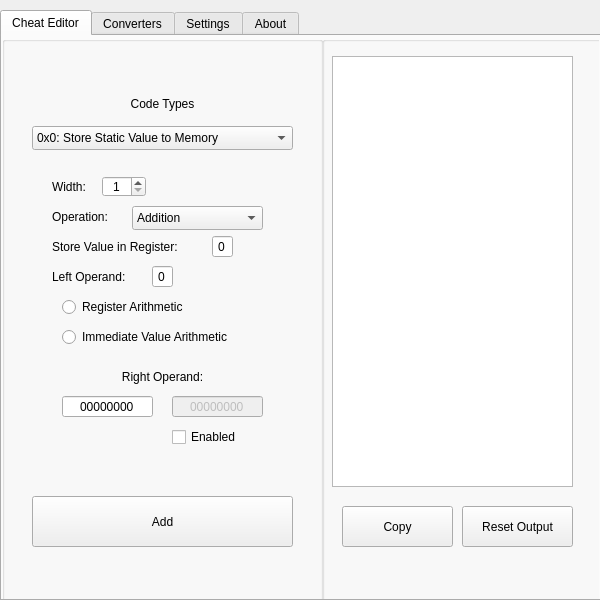
First picture: the form in AMScheat/layout/layout.ui, repository MCMi460/AMSCheatTool, before the edit.
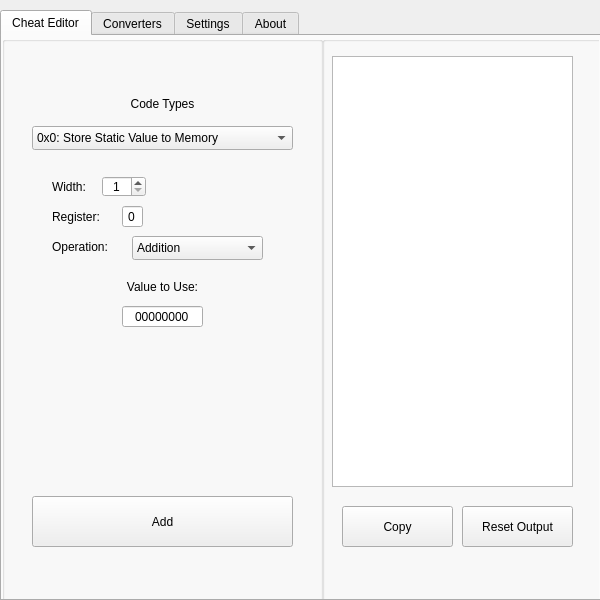
Second picture: the form after the edit.

```diff
--- a/AMScheat/layout/layout.ui
+++ b/AMScheat/layout/layout.ui
@@ -152,7 +152,7 @@
        </rect>
       </property>
       <property name="currentIndex">
-       <number>8</number>
+       <number>7</number>
       </property>
       <widget class="QWidget" name="page">
        <widget class="QLabel" name="label_2">
@@ -1198,6 +1198,158 @@
         </property>
        </widget>
       </widget>
+      <widget class="QWidget" name="page_19">
+       <widget class="QLineEdit" name="lineEdit_42">
+        <property name="geometry">
+         <rect>
+          <x>90</x>
+          <y>50</y>
+          <width>21</width>
+          <height>21</height>
+         </rect>
+        </property>
+        <property name="text">
+         <string>0</string>
+        </property>
+        <property name="maxLength">
+         <number>1</number>
+        </property>
+        <property name="alignment">
+         <set>Qt::AlignCenter</set>
+        </property>
+       </widget>
+       <widget class="QComboBox" name="comboBox_7">
+        <property name="geometry">
+         <rect>
+          <x>100</x>
+          <y>80</y>
+          <width>131</width>
+          <height>24</height>
+         </rect>
+        </property>
+        <item>
+         <property name="text">
+          <string>Addition</string>
+         </property>
+        </item>
+        <item>
+         <property name="text">
+          <string>Subtraction</string>
+         </property>
+        </item>
+        <item>
+         <property name="text">
+          <string>Multiplication</string>
+         </property>
+        </item>
+        <item>
+         <property name="text">
+          <string>Left Shift</string>
+         </property>
+        </item>
+        <item>
+         <property name="text">
+          <string>Right Shift</string>
+         </property>
+        </item>
+       </widget>
+       <widget class="QLabel" name="label_58">
+        <property name="geometry">
+         <rect>
+          <x>20</x>
+          <y>50</y>
+          <width>61</width>
+          <height>21</height>
+         </rect>
+        </property>
+        <property name="text">
+         <string>Register:</string>
+        </property>
+       </widget>
+       <widget class="QLabel" name="label_59">
+        <property name="geometry">
+         <rect>
+          <x>20</x>
+          <y>80</y>
+          <width>71</width>
+          <height>21</height>
+         </rect>
+        </property>
+        <property name="text">
+         <string>Operation:</string>
+        </property>
+       </widget>
+       <widget class="QSpinBox" name="spinBox_12">
+        <property name="geometry">
+         <rect>
+          <x>70</x>
+          <y>20</y>
+          <width>44</width>
+          <height>21</height>
+         </rect>
+        </property>
+        <property name="alignment">
+         <set>Qt::AlignCenter</set>
+        </property>
+        <property name="minimum">
+         <number>1</number>
+        </property>
+        <property name="maximum">
+         <number>8</number>
+        </property>
+        <property name="singleStep">
+         <number>2</number>
+        </property>
+       </widget>
+       <widget class="QLabel" name="label_60">
+        <property name="geometry">
+         <rect>
+          <x>20</x>
+          <y>20</y>
+          <width>41</width>
+          <height>21</height>
+         </rect>
+        </property>
+        <property name="text">
+         <string>Width:</string>
+        </property>
+       </widget>
+       <widget class="QLabel" name="label_61">
+        <property name="geometry">
+         <rect>
+          <x>20</x>
+          <y>120</y>
+          <width>221</width>
+          <height>21</height>
+         </rect>
+        </property>
+        <property name="text">
+         <string>Value to Use:</string>
+        </property>
+        <property name="alignment">
+         <set>Qt::AlignCenter</set>
+        </property>
+       </widget>
+       <widget class="QLineEdit" name="lineEdit_43">
+        <property name="geometry">
+         <rect>
+          <x>90</x>
+          <y>150</y>
+          <width>81</width>
+          <height>21</height>
+         </rect>
+        </property>
+        <property name="text">
+         <string>00000000</string>
+        </property>
+        <property name="maxLength">
+         <number>8</number>
+        </property>
+        <property name="alignment">
+         <set>Qt::AlignCenter</set>
+        </property>
+       </widget>
+      </widget>
       <widget class="QWidget" name="page_8">
        <widget class="QStackedWidget" name="stackedWidget_3">
         <property name="geometry">
```
Left out of the diff: 10 changed lines with no effect on the pictures.
